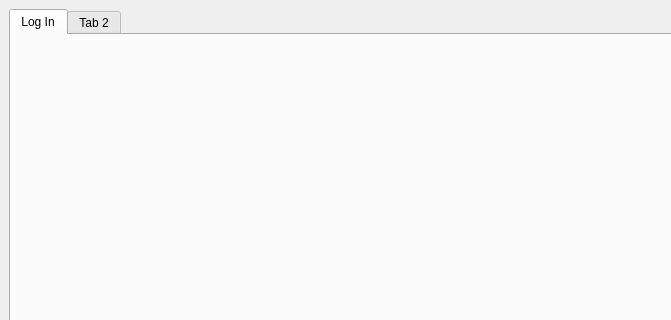
First picture: the form in Bulk-Club/mainwindow.ui, repository rhellwege/Bulk-Club, before the edit; both pictures show x 0 to 671 and y 0 to 320 of the 800 by 600 pixel window.
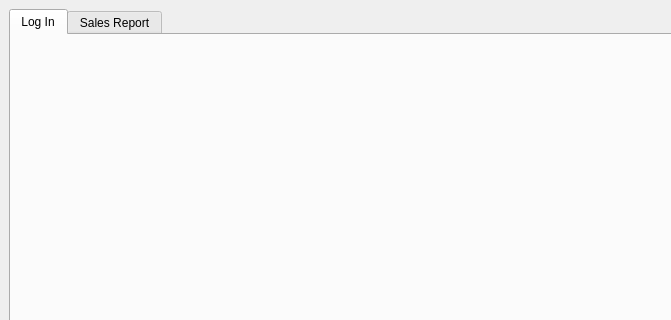
Second picture: the form after the edit. Custom widgets are drawn as their Qt base class.

Commit message: added transaction and member classes, and started sales report menu

Patch:
```diff
--- a/Bulk-Club/mainwindow.ui
+++ b/Bulk-Club/mainwindow.ui
@@ -33,10 +33,10 @@
        <widget class="LoginWidget" name="widgetLogin" native="true">
         <property name="geometry">
          <rect>
-          <x>10</x>
-          <y>10</y>
-          <width>221</width>
-          <height>91</height>
+          <x>230</x>
+          <y>30</y>
+          <width>291</width>
+          <height>131</height>
          </rect>
         </property>
         <layout class="QGridLayout" name="gridLayout"/>
@@ -44,7 +44,7 @@
       </widget>
       <widget class="QWidget" name="tab_2">
        <attribute name="title">
-        <string>Tab 2</string>
+        <string>Sales Report</string>
        </attribute>
       </widget>
      </widget>
@@ -67,7 +67,13 @@
   <customwidget>
    <class>LoginWidget</class>
    <extends>QWidget</extends>
-   <header location="global">loginwidget.h</header>
+   <header>loginwidget.h</header>
+   <container>1</container>
+  </customwidget>
+  <customwidget>
+   <class>SalesReportWidget</class>
+   <extends>QWidget</extends>
+   <header>salesreportwidget.h</header>
    <container>1</container>
   </customwidget>
  </customwidgets>
```
Left out of the diff: 7 changed lines with no effect on the pictures. The commit also changes 17 other files.
